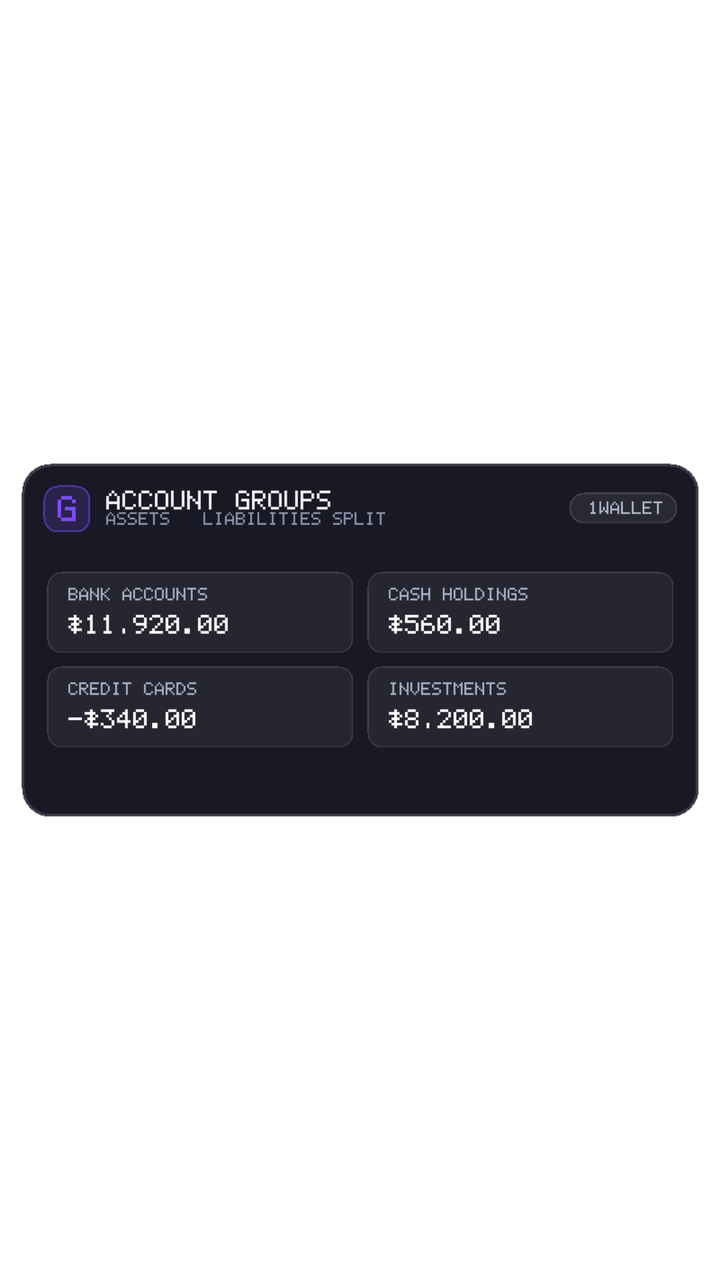
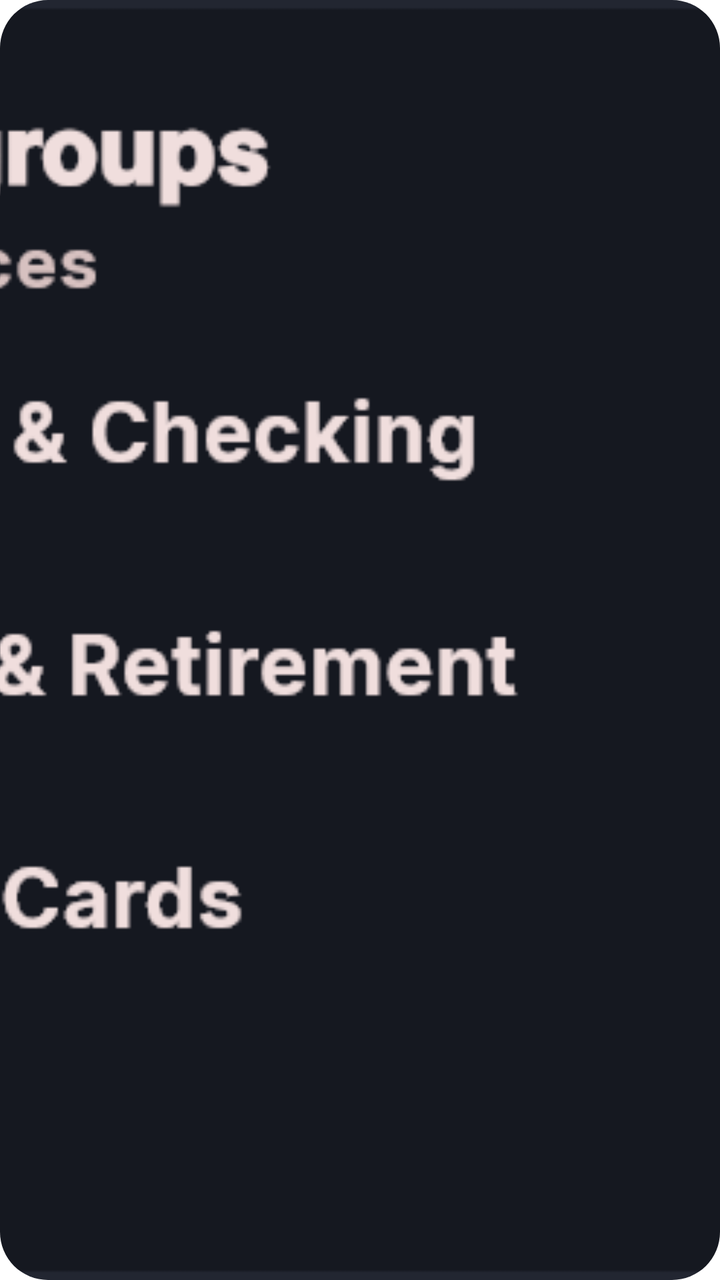

An Android layout rendered at two revisions. The XML below is the earlier revision; the diff shows what the commit changed to produce the second picture.
<!-- AndroidManifest.xml: fallback theme Theme.MaterialComponents.DayNight.NoActionBar -->
<!-- res/layout/widget_account_groups.xml -->
<?xml version="1.0" encoding="utf-8"?>
<ImageView xmlns:android="http://schemas.android.com/apk/res/android"
    android:id="@+id/widget_account_groups_root"
    android:layout_width="match_parent"
    android:layout_height="match_parent"
    android:scaleType="fitCenter"
    android:adjustViewBounds="true"
    android:src="@drawable/widget_preview_account_groups"
    android:contentDescription="1Wallet Account Groups" />
<!-- resources referenced by this layout -->
<resources>
  <!-- drawable widget_preview_account_groups: png bitmap (drawable, 5852 bytes) -->
</resources>

<!-- the commit's change to res/layout/widget_account_groups.xml (unified diff, before → after) -->
@@ -3,7 +3,9 @@
     android:id="@+id/widget_account_groups_root"
     android:layout_width="match_parent"
     android:layout_height="match_parent"
-    android:scaleType="fitCenter"
-    android:adjustViewBounds="true"
+    android:background="@drawable/widget_background"
+    android:clipToOutline="true"
+    android:scaleType="centerCrop"
+    android:adjustViewBounds="false"
     android:src="@drawable/widget_preview_account_groups"
     android:contentDescription="1Wallet Account Groups" />
<!-- resource entries referenced after the edit -->
@@ -1,5 +1,15 @@
 <!-- resources referenced by this layout -->
 <resources>
-  <!-- drawable widget_preview_account_groups: png bitmap (drawable, 5852 bytes) -->
+  <!-- drawable widget_background (drawable) -->
+  <?xml version="1.0" encoding="utf-8"?>
+  <shape xmlns:android="http://schemas.android.com/apk/res/android"
+      android:shape="rectangle">
+      <solid android:color="#FF151820" />
+      <corners android:radius="24dp" />
+      <stroke
+          android:width="1.2dp"
+          android:color="#33FFFFFF" />
+  </shape>
+  <!-- drawable widget_preview_account_groups: png bitmap (drawable, 42950 bytes) -->
 </resources>
 
